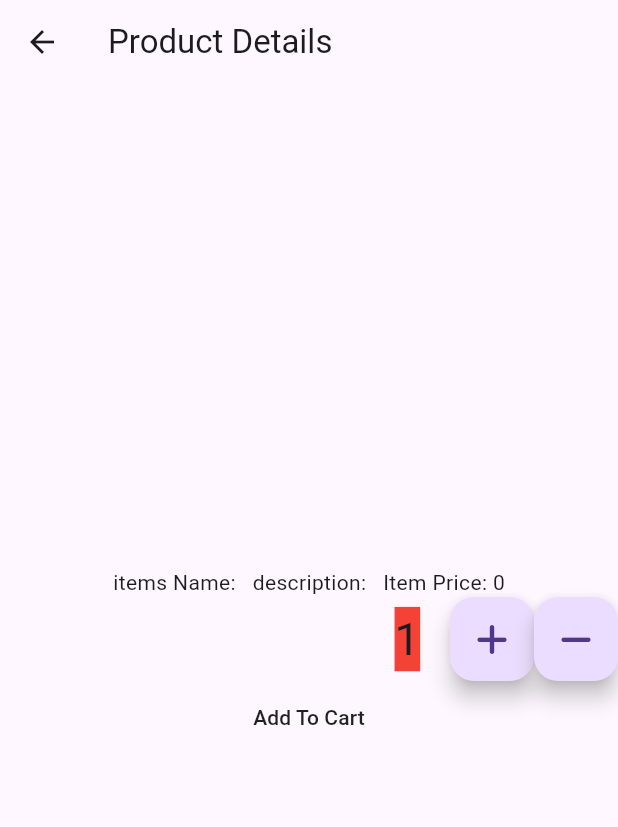
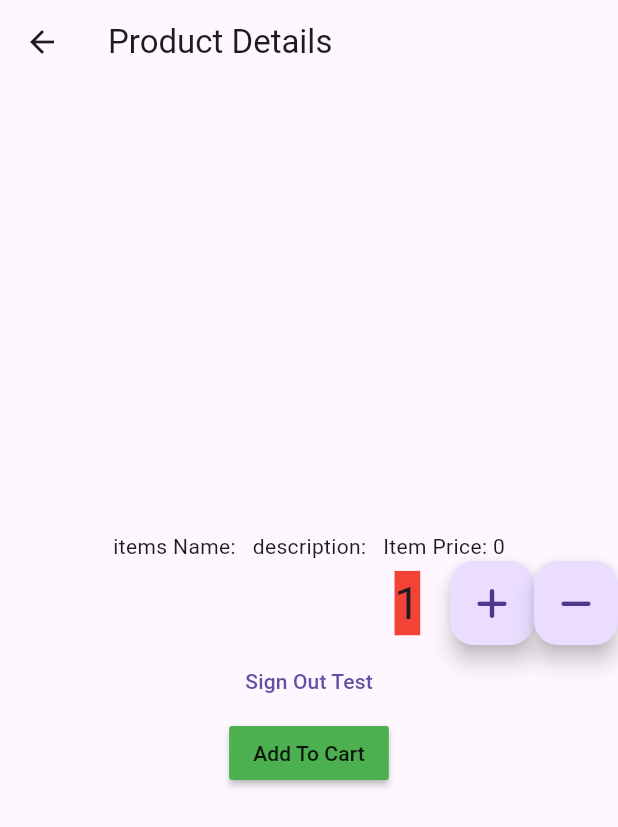
Before and after one commit to MohamedHisham34/rev_rider, a Flutter app: the ProductDetails screen opened directly with empty values, after a tap on "Add To Cart", on a phone screen of 412 x 824 dp. Shown: the top 827 px of the screen. Run offline on Flutter 3.47's test engine with Material 3 defaults, Android fonts, the light colour scheme and no system bars; our stand-ins replace cloud_firestore, firebase_auth, firebase_core, font_awesome_flutter, rxdart; accounts and stored records are empty.

Commit message:
Fixing Navigation And SignOut Methods

```diff
--- a/lib/screens/Authentication/login_screen.dart
+++ b/lib/screens/Authentication/login_screen.dart
@@ -7,6 +7,7 @@ import 'package:rev_rider/models/user_model.dart';
 import 'package:rev_rider/services/auth_service.dart';
 
 class LoginScreen extends StatefulWidget {
+  static const id = "LoginScreen";
   const LoginScreen({super.key});
 
   @override
@@ -99,6 +100,8 @@ class _LoginScreenState extends State<LoginScreen> {
                       User? user = await authService.signIn(email, password);
                       if (user != null) {
                         print('Signed in as: ${user.email}');
+
+                        returnToPerviousScreen(context: context);
                       } else {
                         print('Sign-in failed.');
                       }
--- a/lib/screens/main_app/product_details.dart
+++ b/lib/screens/main_app/product_details.dart
@@ -6,6 +6,7 @@ import 'package:flutter/material.dart';
 import 'package:rev_rider/main.dart';
 import 'package:rev_rider/models/cart_model.dart';
 import 'package:rev_rider/models/product_model.dart';
+import 'package:rev_rider/screens/authentication/login_screen.dart';
 import 'package:rev_rider/services/product_service.dart';
 import 'package:rev_rider/widgets/quantity_selector.dart';
 import 'package:rev_rider/widgets/reusable_future_builder.dart';
@@ -47,24 +48,30 @@ class _ProductDetailsState extends State<ProductDetails> {
 
                   // Quantity Selector Widget to Adjust Quantity
                   ProductQuantitySelector(),
+                  TextButton(
+                      onPressed: () {
+                        authService.signOut();
+                        print(authService.currentUser?.uid);
+                      },
+                      child: Text("Sign Out Test")),
                   MaterialButton(
+                    color: Colors.green,
                     onPressed: () async {
+                      authService.signedInChecker(context: context);
+
                       double price = double.parse(
                           "${snapshot.data[ProductModel.firebaseField_price]}");
                       int stock = int.parse(
                           "${snapshot.data[ProductModel.firebaseField_stock]}");
 
                       CartModel cartModel = CartModel.addProductTCart(
-                          quantity: _quantity,
-                          itemName:
-                              "${snapshot.data[CartModel.firebaseField_itemName]}",
-                          productID: "${widget.selectedItemId}",
-                          price: price,
-                          stock: stock);
+                        quantity: _quantity,
+                        productID: "${widget.selectedItemId}",
+                      );
 
                       await db
                           .collection("Users")
-                          .doc(authService.currentUser!.uid)
+                          .doc(authService.currentUser?.uid)
                           .collection('cart')
                           .doc("${widget.selectedItemId}")
                           .set(cartModel.cartInfo());
--- a/pubspec.yaml
+++ b/pubspec.yaml
@@ -42,6 +42,7 @@ dependencies:
   font_awesome_flutter: ^10.8.0
   uuid: ^4.4.2
   provider: ^6.1.2
+  rxdart: ^0.28.0
 
 dev_dependencies:
   flutter_test:
```
Also changed, not shown: lib/main.dart (+8 -0 lines), lib/screens/main_app/testing.dart (+15 -27 lines), lib/screens/main_app/welcome_screen.dart (+6 -1 lines), pubspec.lock.
